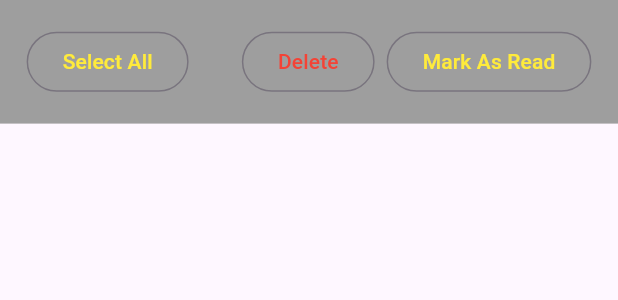
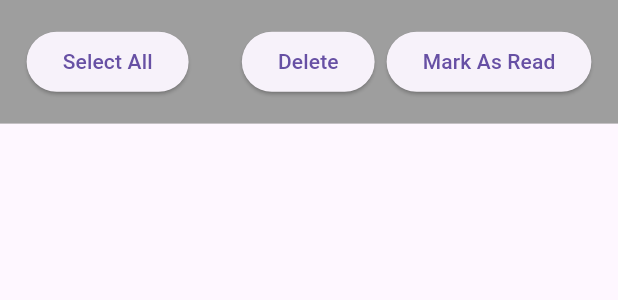
Before and after one commit to Zihadul-Islam-Fahim/notification_panel, a Flutter app: what bottomContainer() shows on an empty page, opened directly, after a tap on "Select All", on a phone screen of 412 x 824 dp. Shown: the top 300 px of the screen. Run offline on Flutter 3.47's test engine with Material 3 defaults, Android fonts, the phone set to English and light mode, and no system bars; our stand-ins replace badges, get; network calls fail.

Commit message:
initial commit

```diff
--- a/lib/controllers/notification_controller.dart
+++ b/lib/controllers/notification_controller.dart
@@ -60,7 +60,9 @@ class NotificationController extends GetxController {
   itemSelected(index,id){
     isItemSelected = true;
     selectedIndex.contains(index) ? selectedIndex.remove(index): selectedIndex.add(index) ;
+    selectedIndex = selectedIndex.toSet().toList();
     selectedNotificationsId.add(id);
+    selectedNotificationsId = selectedNotificationsId.toSet().toList();
     update();
   }
 
@@ -68,9 +70,7 @@ class NotificationController extends GetxController {
     allSelected = !allSelected;
 
     if (allSelected) {
-      for (int i = 0; i < length; i++) {
-        selectedIndex.remove(i);
-      }
+        selectedIndex =[];
       selectedIndex = selectedIndex.toSet().toList();
     } else {
       for (int i = 0; i < length; i++) {
--- a/lib/main.dart
+++ b/lib/main.dart
@@ -15,6 +15,7 @@ class MyApp extends StatelessWidget {
   @override
   Widget build(BuildContext context) {
     return GetMaterialApp(
+      theme: ThemeData(primarySwatch: Colors.teal),
       debugShowCheckedModeBanner: false,
         initialBinding: ControllerBinder(),
         home: const HomePage());
--- a/lib/ui/widgets/bottom_container.dart
+++ b/lib/ui/widgets/bottom_container.dart
@@ -10,18 +10,18 @@ Container bottomContainer(NotificationController controller) {
     child: Row(
       mainAxisAlignment: MainAxisAlignment.spaceAround,
       children: [
-        OutlinedButton(
+        ElevatedButton(
           onPressed: () {
             controller.selectAll(controller.notificationList.length);
           },
           child: const Text(
             'Select All',
-            style: TextStyle(fontSize: 14, color: Colors.yellow),
+
           ),
         ),
         Row(
           children: [
-            OutlinedButton(
+            ElevatedButton(
               onPressed: () async {
                 bool result = await controller.updateNotification(
                   controller.selectedNotificationsId,
@@ -30,7 +30,7 @@ Container bottomContainer(NotificationController controller) {
 
                 if (result) {
                   Get.snackbar('Deleted',
-                      '${controller.selectedNotificationsId.length} items Deleted',
+                      'Selected items Deleted',
                       backgroundColor: Colors.green);
                 } else {
                   Get.snackbar('Failed ', 'Marked as read Failed',
@@ -39,19 +39,18 @@ Container bottomContainer(NotificationController controller) {
               },
               child: const Text(
                 'Delete',
-                style: TextStyle(fontSize: 14, color: Colors.red),
               ),
             ),
             const SizedBox(
               width: 8,
             ),
-            OutlinedButton(
+            ElevatedButton(
               onPressed: () async {
                 final bool result = await controller.updateNotification(
                     controller.selectedNotificationsId, "Read");
                 if (result) {
                   Get.snackbar('Read As Marked',
-                      '${controller.selectedNotificationsId.length} items Marked',
+                      'Selected items Marked',
                       backgroundColor: Colors.green);
                 } else {
                   Get.snackbar('Failed ', 'Read As Marked Failed',
@@ -60,7 +59,7 @@ Container bottomContainer(NotificationController controller) {
               },
               child: const Text(
                 'Mark As Read',
-                style: TextStyle(fontSize: 14, color: Colors.yellow),
+
               ),
             ),
           ],
```
Also changed, not shown: lib/ui/notification_page.dart (+7 -0 lines).
